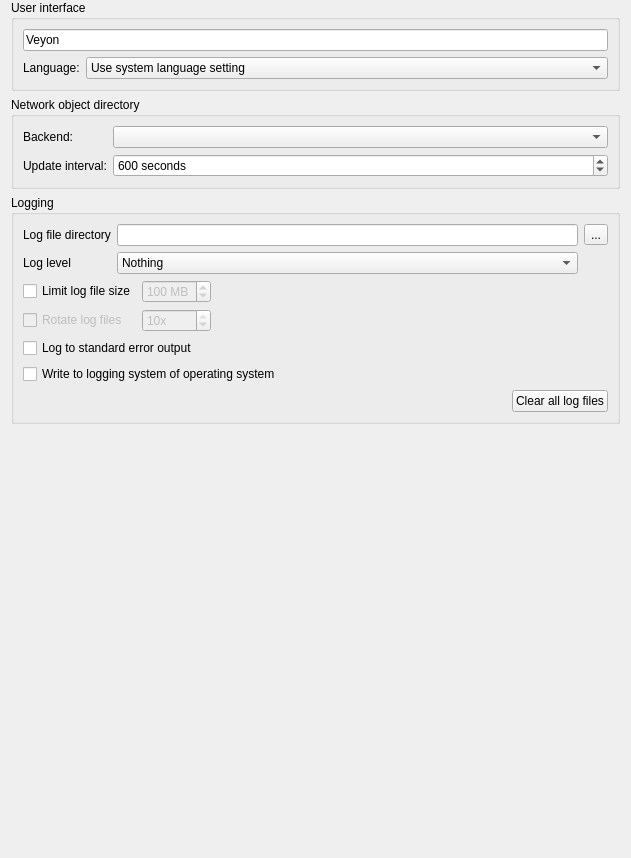
veyon/veyon, file configurator/src/GeneralConfigurationPage.ui: the form before one commit.
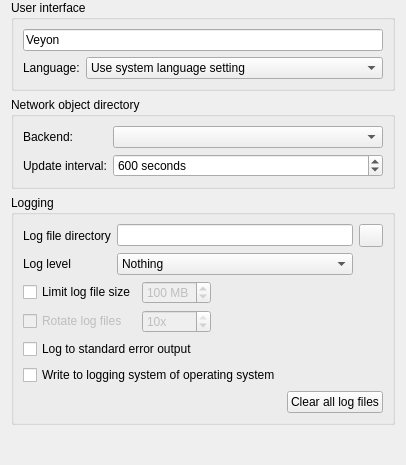
The form after the commit. Icons and pictures are not drawn.

Commit message: Drop unused placeholder texts for tool buttons

```diff
--- a/configurator/src/GeneralConfigurationPage.ui
+++ b/configurator/src/GeneralConfigurationPage.ui
@@ -2,14 +2,6 @@
 <ui version="4.0">
  <class>GeneralConfigurationPage</class>
  <widget class="QWidget" name="GeneralConfigurationPage">
-  <property name="geometry">
-   <rect>
-    <x>0</x>
-    <y>0</y>
-    <width>631</width>
-    <height>858</height>
-   </rect>
-  </property>
   <layout class="QVBoxLayout" name="verticalLayout_14">
    <property name="topMargin">
     <number>0</number>
@@ -120,9 +112,6 @@
         </item>
         <item row="0" column="2">
          <widget class="QToolButton" name="openLogFileDirectory">
-          <property name="text">
-           <string>...</string>
-          </property>
           <property name="icon">
            <iconset resource="../../core/resources/core.qrc">
             <normaloff>:/core/document-open.png</normaloff>:/core/document-open.png</iconset>
```
The commit also changes 3 other files.
